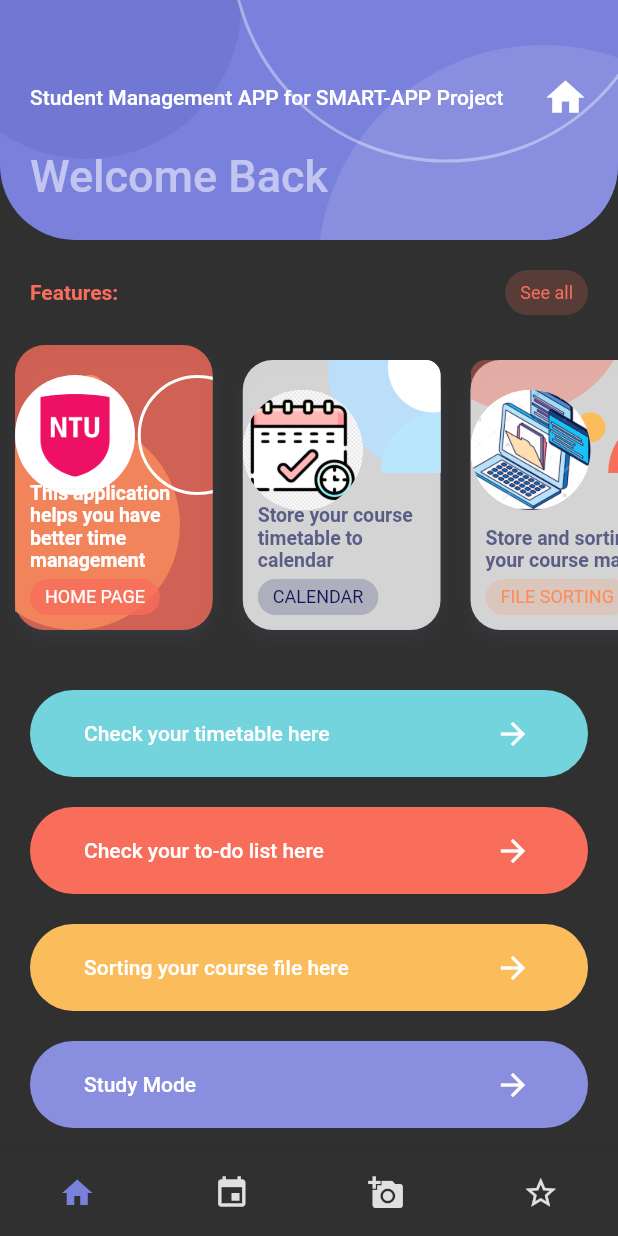
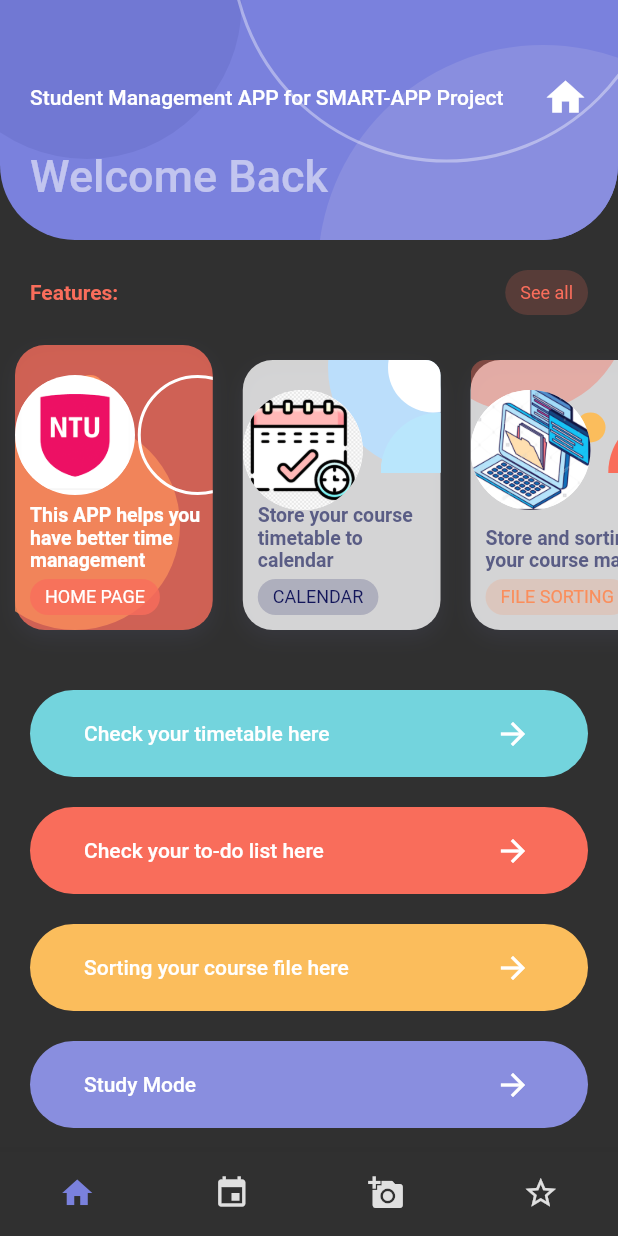
Before and after one commit to isaacwkz/DIP-Project-Smart-APP, a Flutter app: the screen it shows after launch, on a phone screen of 412 x 824 dp. Run offline on Flutter 3.47's test engine with Material 2 defaults, Android fonts, the phone set to English and light mode, and no system bars; our stand-ins replace camera, flutter_colorpicker, fluttertoast, font_awesome_flutter, image_cropper, image_picker and 8 more; missing offline and left inert: audioplayer, esys_flutter_share, exif, flutter_dnd, image_editor_pro, media_gallery and 2 more; accounts and stored records are empty.

Commit message:
final updates and generate new apk

```diff
--- a/lib/Screen/StudyPage.dart
+++ b/lib/Screen/StudyPage.dart
@@ -126,7 +126,10 @@ class _StudyPageState extends State<StudyPageEntry> {
                             child: Icon(
                               Icons.arrow_forward,
                             ),
-                            onPressed: () =>  { },
+                            onPressed: () {
+                              Navigator.push(context, MaterialPageRoute(
+                                  builder: (context) => StudyMode()),);
+                            },
                           ),
                         ),
                       )
--- a/lib/Screen/homePage.dart
+++ b/lib/Screen/homePage.dart
@@ -137,7 +137,7 @@ class _HomePageState extends State<HomePage> {
               backWidget:
               _decorationContainerA(LightColor.lightOrange, 50, -30),
               chipColor: LightColor.orange,
-              chipText1: "This application helps you have better time management",
+              chipText1: "This APP helps you have better time management",
               chipText2: "HOME PAGE",
               isPrimaryCard: true,
               imgPath: 'lib/Assets/ntu.png',
```
